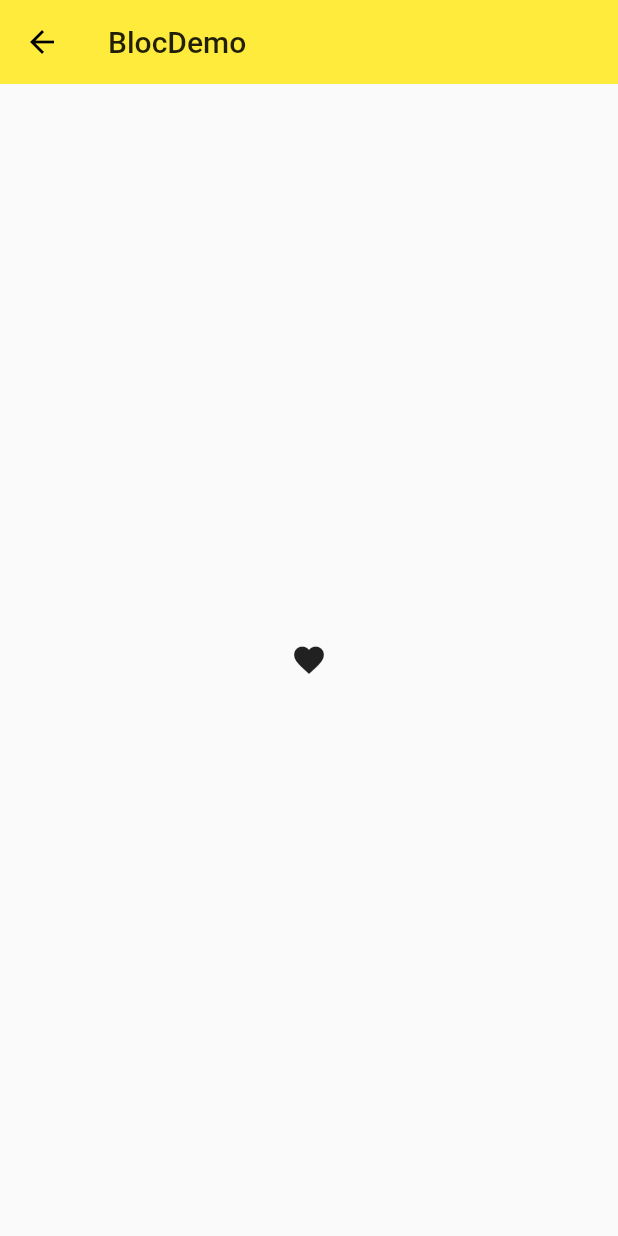
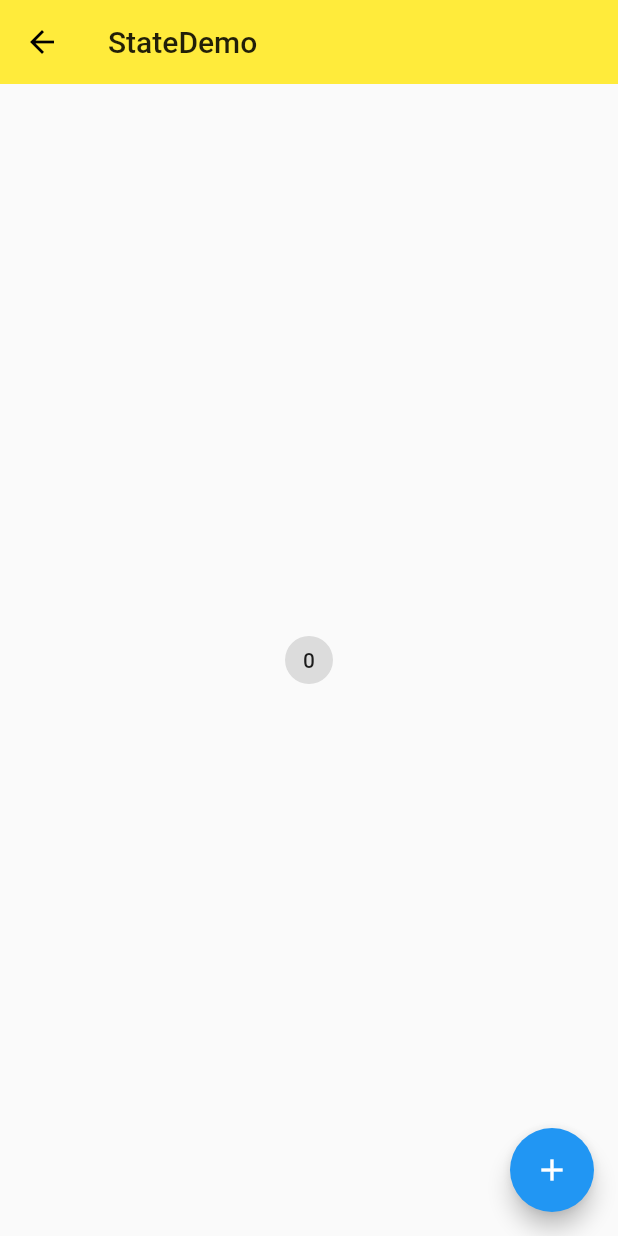
Before and after one commit to markdashi/Flutter, a Flutter app: the screen it shows after launch, on a phone screen of 412 x 824 dp. Run offline on Flutter 3.47's test engine with Material 2 defaults, Android fonts, the phone set to English and light mode, and no system bars; our stand-ins replace toast.

Commit message:
scope_model

```diff
--- /dev/null
+++ b/lib/demo/state/state_demo.dart
@@ -0,0 +1,56 @@
+import 'package:flutter/material.dart';
+import 'package:scoped_model/scoped_model.dart';
+
+class StateDemo extends StatelessWidget {
+  @override
+  Widget build(BuildContext context) {
+    return ScopedModel(
+      model: CounterModel(),
+      child: Scaffold(
+      appBar: AppBar(
+        title: Text('StateDemo'),
+        elevation: 0.0,
+      ),
+      body: Center(
+        child: WrapperCounter(),
+      ),
+      floatingActionButton: ScopedModelDescendant<CounterModel>(
+        rebuildOnChange: false,
+        builder: (context, _ , model) => FloatingActionButton(
+        child: Icon(Icons.add),
+        onPressed: model.increaseCount,
+      ),
+      ),
+    ),
+    );
+  }
+}
+
+class WrapperCounter extends StatelessWidget {
+
+  @override
+  Widget build(BuildContext context) {
+    return Counter();
+  }
+}
+
+class Counter extends StatelessWidget {
+  @override
+  Widget build(BuildContext context) {
+    return ScopedModelDescendant<CounterModel>(
+      builder: (context, _, model) => ActionChip(
+      label: Text('${model.count}'),
+      onPressed: model.increaseCount,
+    ),
+    );
+  }
+}
+class CounterModel extends Model {
+  int _count = 0;
+  int get count => _count;
+
+  void increaseCount() {
+    _count ++;
+    notifyListeners();// 通知重绘所有的监听者
+  }
+}
--- a/lib/main.dart
+++ b/lib/main.dart
@@ -13,6 +13,7 @@ import './demo/state/state_management_demo.dart';
 import './demo/http_demo.dart';
 import './demo/animation/animation_demo.dart';
 import './demo/bloc/bloc_demo.dart';
+import './demo/state/state_demo.dart';
 
 void main() => runApp(App());
 
@@ -22,7 +23,7 @@ class App extends StatelessWidget {
       return MaterialApp(
           debugShowCheckedModeBanner: false,
           // home: NavigatorDemo(),
-          initialRoute: '/bloc',
+          initialRoute: '/state',
           routes: {
             '/' : (context) => Home(),
             '/about' : (context) => Page(title: 'About'),
@@ -31,7 +32,8 @@ class App extends StatelessWidget {
             '/state-managemnet': (content) => StateManagementDemo(),
             '/http':(context) => HttpDemo(),
             '/animation':(context) => AnimationDemo(),
-            '/bloc':(context) => BlocDemo()
+            '/bloc':(context) => BlocDemo(),
+            '/state':(context) => StateDemo()
           },
           theme: ThemeData(
             textTheme: TextTheme(
--- a/pubspec.yaml
+++ b/pubspec.yaml
@@ -20,7 +20,7 @@ dependencies:
   # The following adds the Cupertino Icons font to your application.
   # Use with the CupertinoIcons class for iOS style icons.
   cupertino_icons: ^0.1.2
-  scoped_model: ^1.0.1
+  scoped_model: ^0.3.0
   http: ^0.12.0+1
   toast: ^0.1.3
   rxdart: ^0.20.0
```
